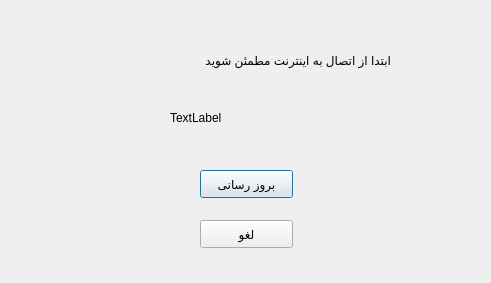
This is GUI/update.ui in kazem3d/PhoneBook as Qt 5 draws it before an edit. The edited form follows.
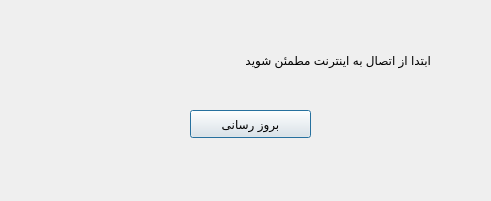
This is the edited form.

```diff
--- a/GUI/update.ui
+++ b/GUI/update.ui
@@ -7,7 +7,7 @@
     <x>0</x>
     <y>0</y>
     <width>491</width>
-    <height>283</height>
+    <height>201</height>
    </rect>
   </property>
   <property name="windowTitle">
@@ -16,9 +16,9 @@
   <widget class="QPushButton" name="pushButton">
    <property name="geometry">
     <rect>
-     <x>200</x>
-     <y>170</y>
-     <width>93</width>
+     <x>190</x>
+     <y>110</y>
+     <width>121</width>
      <height>28</height>
     </rect>
    </property>
@@ -26,25 +26,12 @@
     <string>بروز رسانی</string>
    </property>
   </widget>
-  <widget class="QPushButton" name="pushButton_2">
-   <property name="geometry">
-    <rect>
-     <x>200</x>
-     <y>220</y>
-     <width>93</width>
-     <height>28</height>
-    </rect>
-   </property>
-   <property name="text">
-    <string>لغو</string>
-   </property>
-  </widget>
   <widget class="QLabel" name="label">
    <property name="geometry">
     <rect>
-     <x>130</x>
+     <x>70</x>
      <y>50</y>
-     <width>261</width>
+     <width>361</width>
      <height>21</height>
     </rect>
    </property>
@@ -52,19 +39,6 @@
     <string>ابتدا از اتصال به اینترنت مطمئن شوید</string>
    </property>
   </widget>
-  <widget class="QLabel" name="label_2">
-   <property name="geometry">
-    <rect>
-     <x>170</x>
-     <y>110</y>
-     <width>55</width>
-     <height>16</height>
-    </rect>
-   </property>
-   <property name="text">
-    <string>TextLabel</string>
-   </property>
-  </widget>
  </widget>
  <resources/>
  <connections/>
```
Left out of the diff: 5 changed lines with no effect on the pictures.
